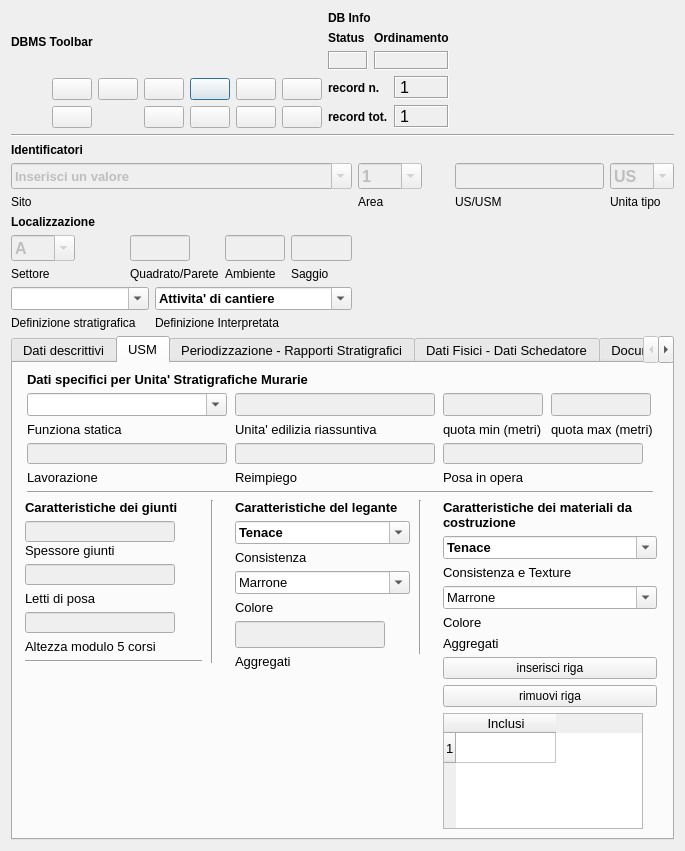
Old version of the form pyarchinit/modules/gui/pyarchinit_US_ui.ui in the repository pyarchinit/pyarchinit_218.
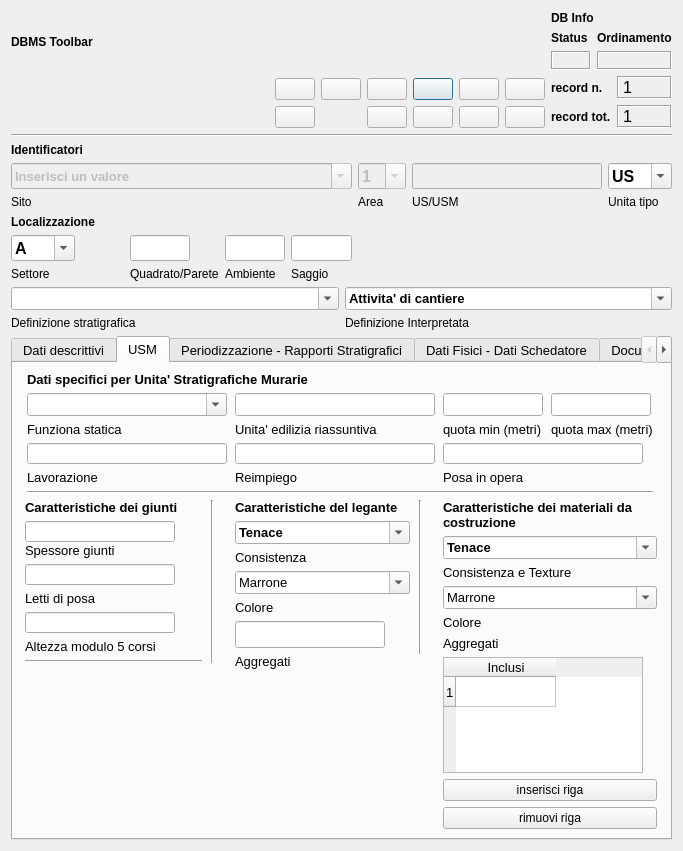
New version of the form. The open tabs and pages were chosen to show the change. Icons and pictures are not drawn.

Diff of the .ui file:
```diff
--- a/pyarchinit/modules/gui/pyarchinit_US_ui.ui
+++ b/pyarchinit/modules/gui/pyarchinit_US_ui.ui
@@ -6,7 +6,7 @@
    <rect>
     <x>0</x>
     <y>0</y>
-    <width>685</width>
+    <width>683</width>
     <height>851</height>
    </rect>
   </property>
@@ -29,7 +29,7 @@
     <normaloff>:/images/iconPAI.png</normaloff>:/images/iconPAI.png</iconset>
   </property>
   <layout class="QGridLayout" name="gridLayout_24">
-   <item row="0" column="0" colspan="5">
+   <item row="0" column="0" colspan="7">
     <layout class="QGridLayout" name="gridLayout_2">
      <item row="0" column="0">
       <widget class="QLabel" name="label_29">
@@ -739,7 +739,7 @@
      <item>
       <widget class="QComboBox" name="comboBox_unita_tipo">
        <property name="enabled">
-        <bool>false</bool>
+        <bool>true</bool>
        </property>
        <property name="maximumSize">
         <size>
@@ -796,7 +796,7 @@
      <item>
       <widget class="QComboBox" name="comboBox_settore">
        <property name="enabled">
-        <bool>false</bool>
+        <bool>true</bool>
        </property>
        <property name="maximumSize">
         <size>
@@ -970,7 +970,7 @@
      <item>
       <widget class="QLineEdit" name="lineEdit_quadrato">
        <property name="enabled">
-        <bool>false</bool>
+        <bool>true</bool>
        </property>
        <property name="minimumSize">
         <size>
@@ -1007,7 +1007,7 @@
      <item>
       <widget class="QLineEdit" name="lineEdit_ambiente">
        <property name="enabled">
-        <bool>false</bool>
+        <bool>true</bool>
        </property>
        <property name="minimumSize">
         <size>
@@ -1044,7 +1044,7 @@
      <item>
       <widget class="QLineEdit" name="lineEdit_saggio">
        <property name="enabled">
-        <bool>false</bool>
+        <bool>true</bool>
        </property>
        <property name="minimumSize">
         <size>
@@ -1076,7 +1076,7 @@
      </item>
     </layout>
    </item>
-   <item row="6" column="0" colspan="4">
+   <item row="6" column="0" colspan="7">
     <layout class="QGridLayout" name="gridLayout_6">
      <item row="0" column="0">
       <widget class="QComboBox" name="comboBox_def_strat">
@@ -1313,7 +1313,7 @@
            <item>
             <widget class="QLineEdit" name="lineEdit_unita_edilizia_riassuntiva_usm">
              <property name="enabled">
-              <bool>false</bool>
+              <bool>true</bool>
              </property>
              <property name="minimumSize">
               <size>
@@ -1350,7 +1350,7 @@
            <item>
             <widget class="QLineEdit" name="lineEdit_qmin_usm">
              <property name="enabled">
-              <bool>false</bool>
+              <bool>true</bool>
              </property>
              <property name="minimumSize">
               <size>
@@ -1387,7 +1387,7 @@
            <item>
             <widget class="QLineEdit" name="lineEdit_qmax_usm">
              <property name="enabled">
-              <bool>false</bool>
+              <bool>true</bool>
              </property>
              <property name="minimumSize">
               <size>
@@ -1424,7 +1424,7 @@
            <item>
             <widget class="QLineEdit" name="lineEdit_lavorazione_usm">
              <property name="enabled">
-              <bool>false</bool>
+              <bool>true</bool>
              </property>
              <property name="minimumSize">
               <size>
@@ -1461,7 +1461,7 @@
            <item>
             <widget class="QLineEdit" name="lineEdit_reimpiego_usm">
              <property name="enabled">
-              <bool>false</bool>
+              <bool>true</bool>
              </property>
              <property name="minimumSize">
               <size>
@@ -1498,7 +1498,7 @@
            <item>
             <widget class="QLineEdit" name="lineEdit_posa_in_opera_usm">
              <property name="enabled">
-              <bool>false</bool>
+              <bool>true</bool>
              </property>
              <property name="minimumSize">
               <size>
@@ -1565,7 +1565,7 @@
            <item>
             <widget class="QLineEdit" name="lineEdit_spessore_giunti_usm">
              <property name="enabled">
-              <bool>false</bool>
+              <bool>true</bool>
              </property>
              <property name="minimumSize">
               <size>
@@ -1602,7 +1602,7 @@
            <item>
             <widget class="QLineEdit" name="lineEdit_letti_di_posa_giunti_usm">
              <property name="enabled">
-              <bool>false</bool>
+              <bool>true</bool>
              </property>
              <property name="minimumSize">
               <size>
@@ -1639,7 +1639,7 @@
            <item>
             <widget class="QLineEdit" name="lineEdit_h_modulo_c_corsi_usm">
              <property name="enabled">
-              <bool>false</bool>
+              <bool>true</bool>
              </property>
              <property name="minimumSize">
               <size>
@@ -1698,7 +1698,7 @@
             </widget>
            </item>
            <item>
-            <widget class="QComboBox" name="comboBox_coinsistenza_legante_usm">
+            <widget class="QComboBox" name="comboBox_consistenza_legante_usm">
              <property name="minimumSize">
               <size>
                <width>0</width>
@@ -1814,7 +1814,7 @@
            <item>
             <widget class="QLineEdit" name="lineEdit_aggregati_legante_usm">
              <property name="enabled">
-              <bool>false</bool>
+              <bool>true</bool>
              </property>
              <property name="minimumSize">
               <size>
@@ -1876,7 +1876,7 @@
             </widget>
            </item>
            <item>
-            <widget class="QComboBox" name="comboBox_coinsistenza_texture_mat_usm">
+            <widget class="QComboBox" name="comboBox_consistenza_texture_mat_usm">
              <property name="font">
               <font>
                <pointsize>10</pointsize>
@@ -1990,30 +1990,6 @@
              </property>
             </widget>
            </item>
-           <item>
-            <widget class="QPushButton" name="pushButton_insert_row_inclusi_materiali">
-             <property name="font">
-              <font>
-               <pointsize>9</pointsize>
-              </font>
-             </property>
-             <property name="text">
-              <string>inserisci riga</string>
-             </property>
-            </widget>
-           </item>
-           <item>
-            <widget class="QPushButton" name="pushButton_remove_row_inclusi_materiali">
-             <property name="font">
-              <font>
-               <pointsize>9</pointsize>
-              </font>
-             </property>
-             <property name="text">
-              <string>rimuovi riga</string>
-             </property>
-            </widget>
-           </item>
            <item>
             <widget class="QTableWidget" name="tableWidget_inclusi_materiali_usm">
              <property name="maximumSize">
@@ -2057,6 +2033,30 @@
              </column>
             </widget>
            </item>
+           <item>
+            <widget class="QPushButton" name="pushButton_insert_row_inclusi_materiali">
+             <property name="font">
+              <font>
+               <pointsize>9</pointsize>
+              </font>
+             </property>
+             <property name="text">
+              <string>inserisci riga</string>
+             </property>
+            </widget>
+           </item>
+           <item>
+            <widget class="QPushButton" name="pushButton_remove_row_inclusi_materiali">
+             <property name="font">
+              <font>
+               <pointsize>9</pointsize>
+              </font>
+             </property>
+             <property name="text">
+              <string>rimuovi riga</string>
+             </property>
+            </widget>
+           </item>
           </layout>
          </item>
         </layout>
@@ -3354,8 +3354,8 @@
                <rect>
                 <x>0</x>
                 <y>0</y>
-                <width>623</width>
-                <height>324</height>
+                <width>314</width>
+                <height>222</height>
                </rect>
               </property>
               <attribute name="label">
```
